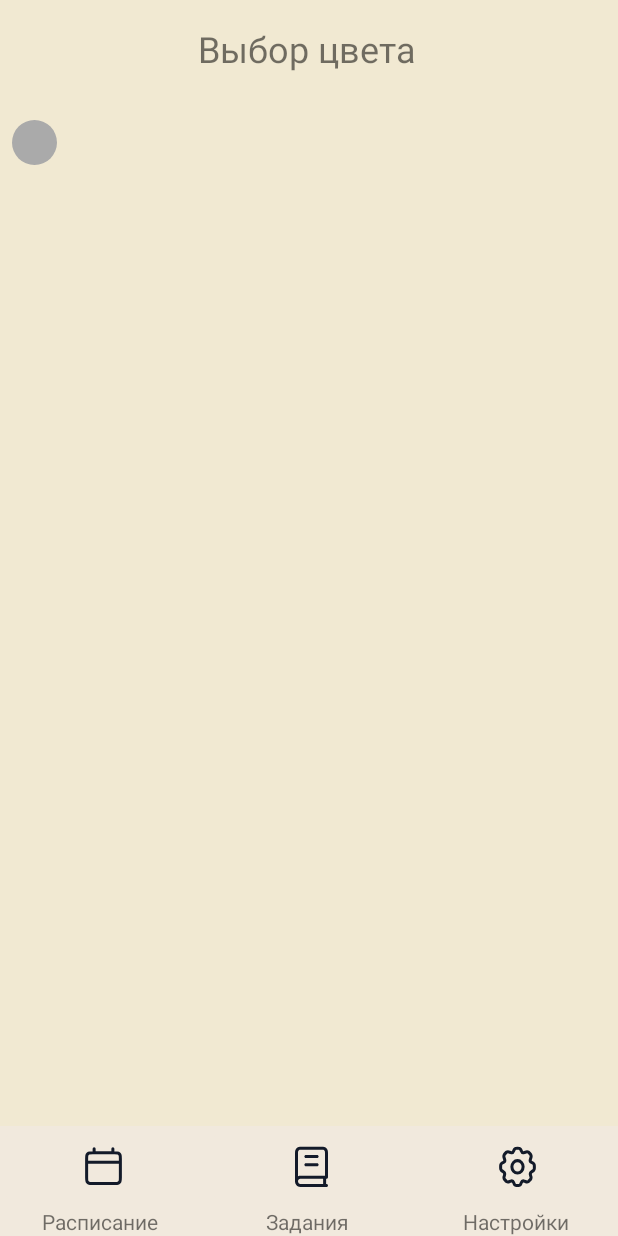
After one commit to FaySpaniel/V3, an Android app: the ColorForLayout screen opened directly, with no data from a screen before it, on a phone screen of 412 x 824 dp. The commit adds this screen. Run offline under Robolectric (Android 15) with nearby library versions, the phone set to English and light mode, and no system bars.

Commit message:
Добавил вабор цвета для Layout'ов

```diff
--- a/app/src/main/AndroidManifest.xml
+++ b/app/src/main/AndroidManifest.xml
@@ -13,6 +13,9 @@
         android:supportsRtl="true"
         android:theme="@style/Theme.Cinema2"
         tools:targetApi="31">
+        <activity
+            android:name=".ColorForLayout"
+            android:exported="false" />
         <activity
             android:name=".Settings"
             android:exported="false" />
--- /dev/null
+++ b/app/src/main/java/com/example/cinema2/ColorForLayout.java
@@ -0,0 +1,14 @@
+package com.example.cinema2;
+
+import androidx.appcompat.app.AppCompatActivity;
+
+import android.os.Bundle;
+
+public class ColorForLayout extends AppCompatActivity {
+
+    @Override
+    protected void onCreate(Bundle savedInstanceState) {
+        super.onCreate(savedInstanceState);
+        setContentView(R.layout.activity_color_for_layout);
+    }
+}
--- a/app/src/main/java/com/example/cinema2/MainActivity.java
+++ b/app/src/main/java/com/example/cinema2/MainActivity.java
@@ -1,6 +1,8 @@
 package com.example.cinema2;
 
+import android.annotation.SuppressLint;
 import android.content.Intent;
+import android.graphics.Color;
 import android.os.Bundle;
 import android.view.MotionEvent;
 import android.view.View;
@@ -9,6 +11,7 @@ import android.widget.ImageButton;
 import android.widget.TextView;
 
 import androidx.appcompat.app.AppCompatActivity;
+import androidx.constraintlayout.widget.ConstraintLayout;
 
 import java.text.SimpleDateFormat;
 import java.util.Calendar;
@@ -25,7 +28,9 @@ public class MainActivity extends AppCompatActivity {
     Button para2;
     Button para3;
     Button para4;
+    ConstraintLayout aboba;
 
+    @SuppressLint("ResourceAsColor")
     @Override
     protected void onCreate(Bundle savedInstanceState) {
         super.onCreate(savedInstanceState);
@@ -39,9 +44,12 @@ public class MainActivity extends AppCompatActivity {
         para2 = (Button) findViewById(R.id.button2);
         para3 = (Button) findViewById(R.id.button3);
         para4 = (Button) findViewById(R.id.button4);
+        aboba = (ConstraintLayout) findViewById(R.id.constraintLayout3);
 
         Locale locale = new Locale("ru");
         Locale.setDefault(locale);
+
+        aboba.setBackgroundColor(R.color.Main);
 
         Calendar calendar = Calendar.getInstance();
         calendar.setFirstDayOfWeek(Calendar.SUNDAY);
--- /dev/null
+++ b/app/src/main/res/drawable/rounded_button.xml
@@ -0,0 +1,8 @@
+<?xml version="1.0" encoding="utf-8"?>
+<shape xmlns:android="http://schemas.android.com/apk/res/android"
+    android:shape="rectangle">
+    <corners android:bottomRightRadius="8dp"
+        android:bottomLeftRadius="8dp"
+        android:topRightRadius="8dp"
+        android:topLeftRadius="8dp"/>
+</shape>
--- /dev/null
+++ b/app/src/main/res/drawable/rounded_button2.xml
@@ -0,0 +1,4 @@
+<?xml version="1.0" encoding="utf-8"?>
+<shape xmlns:android="http://schemas.android.com/apk/res/android"
+    android:shape="oval">
+</shape>
--- /dev/null
+++ b/app/src/main/res/layout/activity_color_for_layout.xml
@@ -0,0 +1,102 @@
+<?xml version="1.0" encoding="utf-8"?>
+<androidx.constraintlayout.widget.ConstraintLayout xmlns:android="http://schemas.android.com/apk/res/android"
+    xmlns:app="http://schemas.android.com/apk/res-auto"
+    xmlns:tools="http://schemas.android.com/tools"
+    android:layout_width="match_parent"
+    android:layout_height="match_parent"
+    android:background="#F1E9D2"
+    android:backgroundTint="@color/Main"
+    tools:context=".MainActivity">
+
+    <androidx.constraintlayout.widget.ConstraintLayout
+        android:layout_width="413dp"
+        android:layout_height="73dp"
+        android:background="#F1E9DD"
+        app:layout_constraintBottom_toBottomOf="parent"
+        app:layout_constraintStart_toStartOf="parent">
+
+        <TextView
+            android:id="@+id/textView"
+            android:layout_width="wrap_content"
+            android:layout_height="wrap_content"
+            android:layout_marginStart="28dp"
+            android:text="Расписание"
+            app:layout_constraintBottom_toBottomOf="parent"
+            app:layout_constraintStart_toStartOf="parent" />
+
+        <TextView
+            android:id="@+id/textView2"
+            android:layout_width="wrap_content"
+            android:layout_height="wrap_content"
+            android:layout_marginStart="72dp"
+            android:text="Задания"
+            app:layout_constraintBottom_toBottomOf="parent"
+            app:layout_constraintStart_toEndOf="@+id/textView" />
+
+        <TextView
+            android:id="@+id/textView3"
+            android:layout_width="wrap_content"
+            android:layout_height="wrap_content"
+            android:layout_marginEnd="34dp"
+            android:text="Настройки"
+            app:layout_constraintBottom_toBottomOf="parent"
+            app:layout_constraintEnd_toEndOf="parent" />
+
+        <ImageButton
+            android:id="@+id/Zadanie"
+            android:layout_width="137dp"
+            android:layout_height="54dp"
+            android:layout_weight="1"
+            android:backgroundTint="#F1E9DD"
+            android:contentDescription="@string/app_name"
+            app:layout_constraintEnd_toStartOf="@+id/Setting"
+            app:layout_constraintTop_toTopOf="parent"
+            app:srcCompat="@drawable/ic_book" />
+
+        <ImageButton
+            android:id="@+id/Setting"
+            android:layout_width="137dp"
+            android:layout_height="54dp"
+            android:layout_weight="1"
+            android:backgroundTint="#F1E9DD"
+            android:contentDescription="@string/app_name"
+            app:layout_constraintEnd_toEndOf="parent"
+            app:layout_constraintTop_toTopOf="parent"
+            app:srcCompat="@drawable/ic_gear" />
+
+        <ImageButton
+            android:id="@+id/Raspisanie"
+            android:layout_width="137dp"
+            android:layout_height="54dp"
+            android:layout_weight="1"
+            android:backgroundTint="#F1E9DD"
+            android:contentDescription="@string/app_name"
+            app:layout_constraintBottom_toTopOf="@+id/textView"
+            app:layout_constraintStart_toStartOf="parent"
+            app:srcCompat="@drawable/ic_calendar" />
+
+    </androidx.constraintlayout.widget.ConstraintLayout>
+
+    <TextView
+        android:id="@+id/textView4"
+        android:layout_width="wrap_content"
+        android:layout_height="wrap_content"
+        android:layout_marginStart="132dp"
+        android:layout_marginTop="16dp"
+        android:text="Выбор цвета"
+        android:textSize="24sp"
+        app:layout_constraintStart_toStartOf="parent"
+        app:layout_constraintTop_toTopOf="parent" />
+
+    <androidx.appcompat.widget.AppCompatButton
+        android:id="@+id/button30"
+        android:layout_width="30dp"
+        android:layout_height="30dp"
+        android:layout_marginStart="8dp"
+        android:layout_marginTop="80dp"
+        android:background="@drawable/rounded_button2"
+        android:backgroundTint="@android:color/darker_gray"
+        app:layout_constraintStart_toStartOf="parent"
+        app:layout_constraintTop_toTopOf="parent" />
+
+</androidx.constraintlayout.widget.ConstraintLayout>
```
